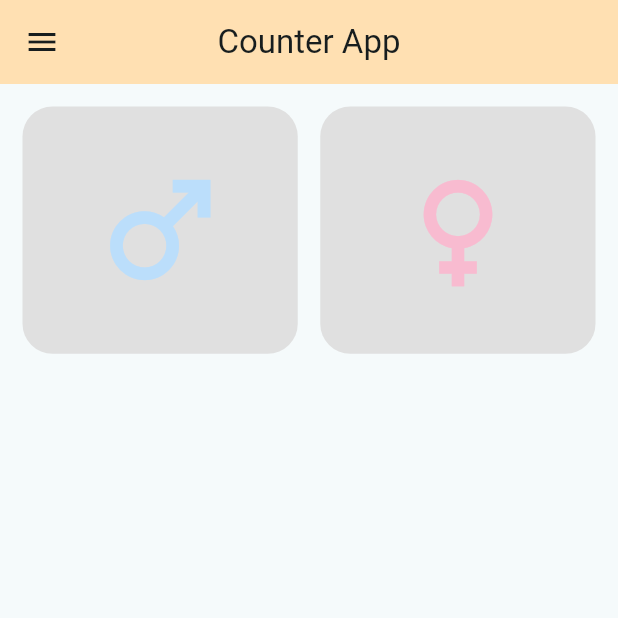
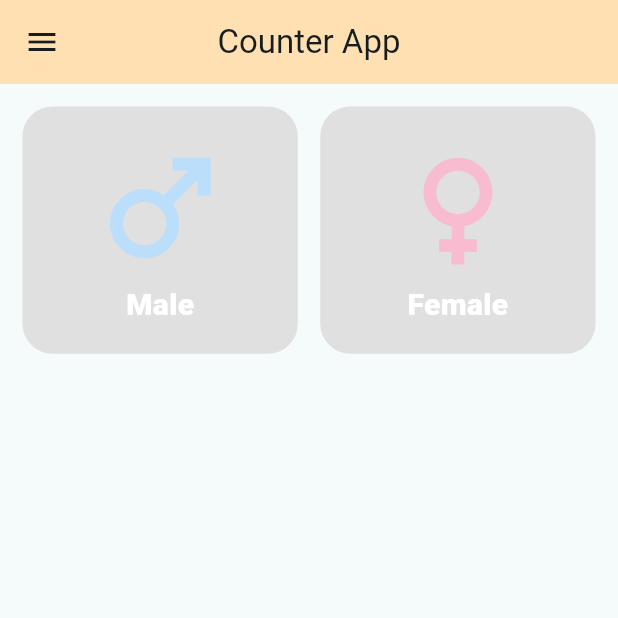
Before and after one commit to Ratndeep1999/counter_application, a Flutter app: the screen it shows after launch, on a phone screen of 412 x 824 dp, the top half of it. Run offline on Flutter 3.47's test engine with Material 3 defaults, Android fonts, the phone set to English and light mode, and no system bars.

Commit message:
counter_app_page.dart : class add, AppBar add, SafeArea add, container for male and female add(icon and text added),

```diff
--- a/lib/counter_app_page.dart
+++ b/lib/counter_app_page.dart
@@ -33,10 +33,23 @@ class CounterAppPage extends StatelessWidget {
                         borderRadius: BorderRadius.circular(20),
                         color: Colors.grey.shade300,
                       ),
-                      child: Icon(
+                      child: Column(
+                        mainAxisAlignment: MainAxisAlignment.center,
+                        children: [
+                          Icon(
                             Icons.male,
                             size: 100,
                             color: Colors.blue.shade100,
+                          ),
+                          Text(
+                            "Male",
+                            style: TextStyle(
+                              color: Colors.white,
+                              fontSize: 20,
+                              fontWeight: FontWeight.w800,
+                            ),
+                          ),
+                        ],
                       ),
                     ),
                   ),
@@ -52,10 +65,23 @@ class CounterAppPage extends StatelessWidget {
                         borderRadius: BorderRadius.circular(20),
                         color: Colors.grey.shade300,
                       ),
-                      child: Icon(
+                      child: Column(
+                        mainAxisAlignment: MainAxisAlignment.center,
+                        children: [
+                          Icon(
                             Icons.female,
                             size: 100,
                             color: Colors.pink.shade100,
+                          ),
+                          Text(
+                            "Female",
+                            style: TextStyle(
+                              color: Colors.white,
+                              fontSize: 20,
+                              fontWeight: FontWeight.w800,
+                            ),
+                          ),
+                        ],
                       ),
                     ),
                   ),
```
Lines whose indentation alone changed are shown as unchanged.
